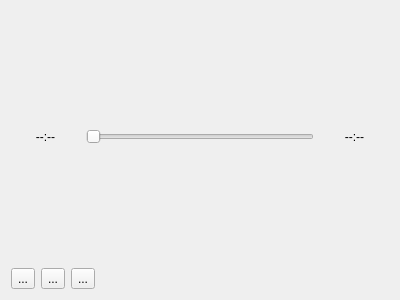
Above: src/gui/widgets/playercontrols.ui from ripose-jp/Memento before the change. Below: the same form after it.
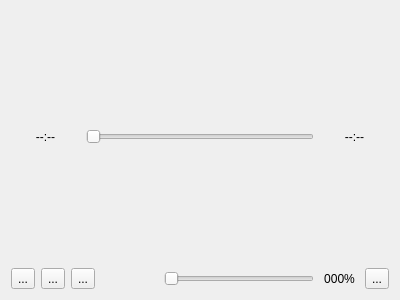
That is the form after the change. Icons and pictures are not drawn.

Commit message: Added volume slider and fullscreen button

```diff
--- a/src/gui/widgets/playercontrols.ui
+++ b/src/gui/widgets/playercontrols.ui
@@ -64,7 +64,7 @@
     </layout>
    </item>
    <item>
-    <layout class="QHBoxLayout" name="layoutButtons" stretch="0,0,0,0">
+    <layout class="QHBoxLayout" name="layoutButtons" stretch="0,0,0,0,0,0,0">
      <item>
       <widget class="QToolButton" name="m_buttonPlay">
        <property name="focusPolicy">
@@ -120,6 +120,63 @@
        </property>
       </spacer>
      </item>
+     <item>
+      <widget class="QSlider" name="m_sliderVolume">
+       <property name="minimumSize">
+        <size>
+         <width>150</width>
+         <height>0</height>
+        </size>
+       </property>
+       <property name="maximumSize">
+        <size>
+         <width>150</width>
+         <height>16777215</height>
+        </size>
+       </property>
+       <property name="focusPolicy">
+        <enum>Qt::NoFocus</enum>
+       </property>
+       <property name="toolTip">
+        <string>Volume</string>
+       </property>
+       <property name="orientation">
+        <enum>Qt::Horizontal</enum>
+       </property>
+      </widget>
+     </item>
+     <item>
+      <widget class="QLabel" name="m_labelVolume">
+       <property name="minimumSize">
+        <size>
+         <width>39</width>
+         <height>0</height>
+        </size>
+       </property>
+       <property name="text">
+        <string>000%</string>
+       </property>
+       <property name="alignment">
+        <set>Qt::AlignCenter</set>
+       </property>
+      </widget>
+     </item>
+     <item>
+      <widget class="QToolButton" name="m_buttonFullscreen">
+       <property name="focusPolicy">
+        <enum>Qt::NoFocus</enum>
+       </property>
+       <property name="toolTip">
+        <string>Fullscreen</string>
+       </property>
+       <property name="text">
+        <string>...</string>
+       </property>
+       <property name="icon">
+        <iconset theme="view-fullscreen"/>
+       </property>
+      </widget>
+     </item>
     </layout>
    </item>
   </layout>
```
Left out of the diff: 9 changed lines with no effect on the pictures. The commit also changes 13 other files.
